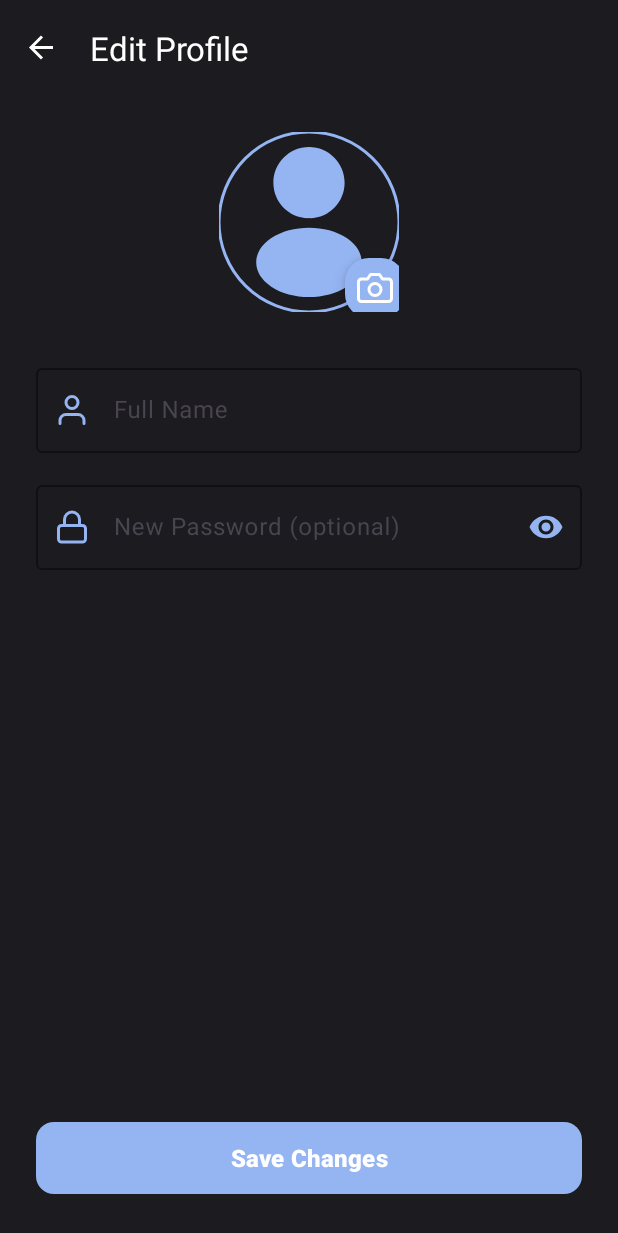
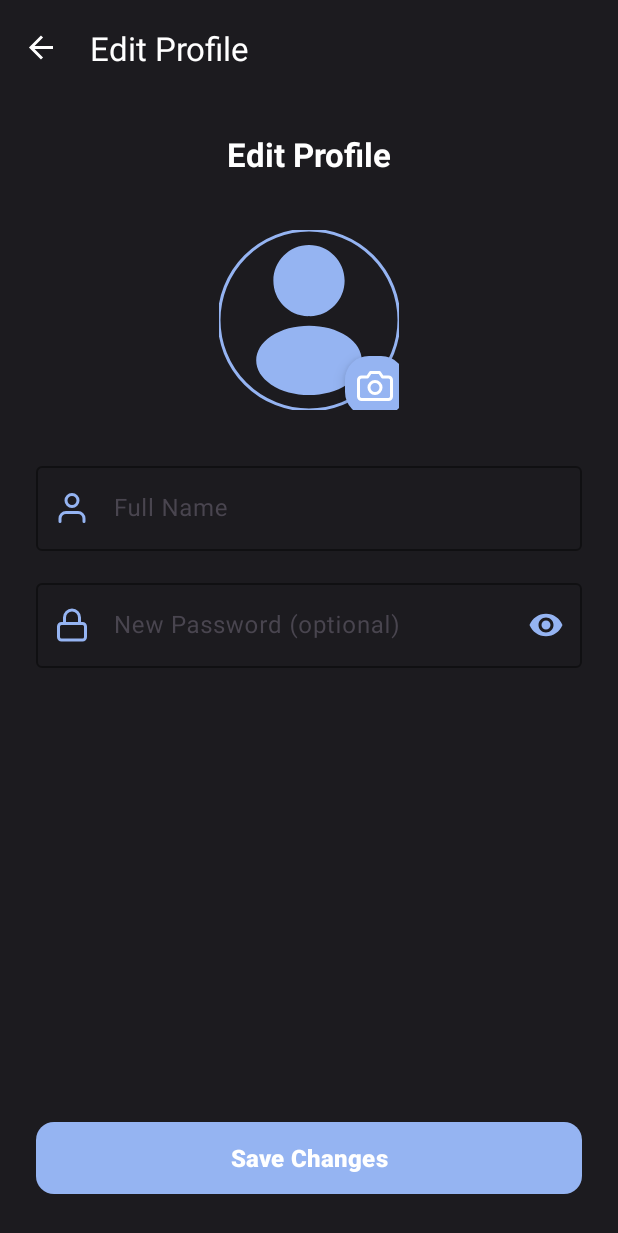
Before and after one commit to RotemNissim/Anti-Bully-Cellular-App, an Android app built with Jetpack Compose: the EditProfileFragment screen opened through its navigation route, on a phone screen of 412 x 824 dp. Shown: the top 1233 px of the screen. Run offline under Robolectric (Android 15) with nearby library versions, the light colour scheme and no system bars; our stand-ins replace Firebase (no records; nobody signed in at launch, a user with empty details on screens opened directly), Picasso, Room's generated code, navigation-ui; pictures from the network do not load; 1 statement that could not run was skipped.

Commit message:
crean up

```diff
--- a/app/src/main/java/com/example/antibully/data/ui/MainActivity.kt
+++ b/app/src/main/java/com/example/antibully/data/ui/MainActivity.kt
@@ -70,7 +70,6 @@ class MainActivity : AppCompatActivity() {
             val showBackAndTitle = setOf(
                 R.id.editProfileFragment,
                 R.id.alertDetailsFragment,
-                R.id.addChildFragment,
                 R.id.editChildFragment
             )
 
@@ -81,7 +80,6 @@ class MainActivity : AppCompatActivity() {
                 R.id.splashFragment,
                 R.id.editProfileFragment,
                 R.id.alertDetailsFragment,
-                R.id.addChildFragment,
                 R.id.editChildFragment
             )
 
@@ -97,7 +95,6 @@ class MainActivity : AppCompatActivity() {
                 val title = when (destination.id) {
                     R.id.editProfileFragment -> "Edit Profile"
                     R.id.alertDetailsFragment -> "Alert Details"
-                    R.id.addChildFragment -> "Add Child"
                     R.id.editChildFragment -> "Edit Child"
                     else -> ""
                 }
--- a/app/src/main/java/com/example/antibully/data/ui/alert/AlertsFragment.kt
+++ b/app/src/main/java/com/example/antibully/data/ui/alert/AlertsFragment.kt
@@ -1,6 +1,5 @@
 package com.example.antibully.data.ui.alert
 
-import android.content.Context
 import android.os.Bundle
 import android.util.Log
 import android.view.LayoutInflater
@@ -19,7 +18,6 @@ import com.example.antibully.databinding.FragmentAlertsBinding
 import com.example.antibully.viewmodel.AlertViewModel
 import com.example.antibully.viewmodel.AlertViewModelFactory
 import com.google.firebase.auth.FirebaseAuth
-import com.google.firebase.firestore.FirebaseFirestore
 import kotlinx.coroutines.flow.collectLatest
 import kotlinx.coroutines.launch
 import kotlinx.coroutines.tasks.await
--- a/app/src/main/java/com/example/antibully/data/ui/auth/SignUpFragment.kt
+++ b/app/src/main/java/com/example/antibully/data/ui/auth/SignUpFragment.kt
@@ -21,7 +21,6 @@ import kotlinx.coroutines.Dispatchers
 import kotlinx.coroutines.launch
 import com.example.antibully.data.api.CloudinaryUploader
 import com.squareup.picasso.Picasso
-import com.example.antibully.data.api.RetrofitClient
 
 class SignUpFragment : Fragment() {
 
--- a/app/src/main/java/com/example/antibully/data/ui/auth/TwoFactorLoginFragment.kt
+++ b/app/src/main/java/com/example/antibully/data/ui/auth/TwoFactorLoginFragment.kt
@@ -18,7 +18,6 @@ import com.google.android.material.bottomnavigation.BottomNavigationView
 import com.google.firebase.auth.FirebaseAuth
 import kotlinx.coroutines.launch
 import kotlinx.coroutines.tasks.await
-
 import androidx.core.view.ViewCompat
 import androidx.core.view.WindowInsetsCompat
 import androidx.core.view.doOnLayout
--- a/app/src/main/res/layout/fragment_edit_profile.xml
+++ b/app/src/main/res/layout/fragment_edit_profile.xml
@@ -11,6 +11,22 @@
         android:layout_height="wrap_content"
         android:padding="24dp">
 
+        <!-- Title -->
+        <TextView
+            android:id="@+id/titleText"
+            android:layout_width="0dp"
+            android:layout_height="wrap_content"
+            android:text="Edit Profile"
+            android:textColor="@color/white"
+            android:textStyle="bold"
+            android:textSize="22sp"
+            android:paddingBottom="4dp"
+            android:textAlignment="center"
+            app:layout_constraintTop_toTopOf="parent"
+            app:layout_constraintStart_toStartOf="parent"
+            app:layout_constraintEnd_toEndOf="parent" />
+
+        <!-- Profile image + camera + spinner -->
         <FrameLayout
             android:id="@+id/imageContainer"
             android:layout_width="wrap_content"
@@ -39,10 +55,10 @@
                 android:layout_marginEnd="-8dp"
                 android:layout_marginBottom="-8dp"
                 android:contentDescription="Change Profile Image"
+                app:backgroundTint="@color/accent_blue"
                 app:fabCustomSize="40dp"
-                app:tint="@color/white"
-                app:backgroundTint="@color/accent_blue"
-                app:srcCompat="@drawable/ic_camera" />
+                app:srcCompat="@drawable/ic_camera"
+                app:tint="@color/white" />
 
             <ProgressBar
                 android:id="@+id/spinnerProfileUpload"
@@ -50,14 +66,16 @@
                 android:layout_width="40dp"
                 android:layout_height="40dp"
                 android:layout_gravity="center"
+                android:indeterminate="true"
                 android:indeterminateTint="@color/accent"
-                android:visibility="gone"/>
+                android:visibility="gone" />
         </FrameLayout>
 
+        <!-- Full name -->
         <com.google.android.material.textfield.TextInputLayout
             android:id="@+id/nameInputLayout"
             style="@style/Widget.Material3.TextInputLayout.OutlinedBox"
-            android:layout_width="match_parent"
+            android:layout_width="0dp"
             android:layout_height="wrap_content"
             android:layout_marginTop="32dp"
             android:hint="Full Name"
@@ -65,7 +83,9 @@
             app:hintTextColor="@color/accent_blue"
             app:startIconDrawable="@drawable/ic_user"
             app:startIconTint="@color/accent_blue"
-            app:layout_constraintTop_toBottomOf="@id/imageContainer">
+            app:layout_constraintTop_toBottomOf="@id/imageContainer"
+            app:layout_constraintStart_toStartOf="parent"
+            app:layout_constraintEnd_toEndOf="parent">
 
             <com.google.android.material.textfield.TextInputEditText
                 android:id="@+id/etEditFullName"
@@ -76,10 +96,11 @@
                 android:textColorHint="@color/text_secondary" />
         </com.google.android.material.textfield.TextInputLayout>
 
+        <!-- Password -->
         <com.google.android.material.textfield.TextInputLayout
             android:id="@+id/passwordInputLayout"
             style="@style/Widget.Material3.TextInputLayout.OutlinedBox"
-            android:layout_width="match_parent"
+            android:layout_width="0dp"
             android:layout_height="wrap_content"
             android:layout_marginTop="16dp"
             android:hint="New Password (optional)"
@@ -89,7 +110,9 @@
             app:endIconTint="@color/accent_blue"
             app:startIconDrawable="@drawable/ic_lock"
             app:startIconTint="@color/accent_blue"
-            app:layout_constraintTop_toBottomOf="@id/nameInputLayout">
+            app:layout_constraintTop_toBottomOf="@id/nameInputLayout"
+            app:layout_constraintStart_toStartOf="parent"
+            app:layout_constraintEnd_toEndOf="parent">
 
             <com.google.android.material.textfield.TextInputEditText
                 android:id="@+id/etEditPassword"
@@ -100,18 +123,21 @@
                 android:textColorHint="@color/text_secondary" />
         </com.google.android.material.textfield.TextInputLayout>
 
+        <!-- Save button -->
         <com.google.android.material.button.MaterialButton
             android:id="@+id/btnSaveProfile"
-            android:layout_width="match_parent"
+            android:layout_width="0dp"
             android:layout_height="56dp"
             android:layout_marginTop="32dp"
             android:text="Save Changes"
             android:textColor="@color/white"
             android:textSize="16sp"
             android:textStyle="bold"
+            app:backgroundTint="@color/accent_blue"
             app:cornerRadius="12dp"
-            app:backgroundTint="@color/accent_blue"
             app:layout_constraintTop_toBottomOf="@id/passwordInputLayout"
+            app:layout_constraintStart_toStartOf="parent"
+            app:layout_constraintEnd_toEndOf="parent"
             app:layout_constraintBottom_toBottomOf="parent"
             app:layout_constraintVertical_bias="1" />
 
--- a/app/src/main/res/navigation/nav_graph.xml
+++ b/app/src/main/res/navigation/nav_graph.xml
@@ -125,9 +125,7 @@
         <action
             android:id="@+id/action_profileFragment_to_editProfileFragment"
             app:destination="@id/editProfileFragment" />
-        <action
-            android:id="@+id/action_profileFragment_to_addChildFragment"
-            app:destination="@id/addChildFragment" />
+
         <action
             android:id="@+id/action_profileFragment_to_editChildFragment"
             app:destination="@id/editChildFragment"
@@ -143,11 +141,6 @@
         android:label="Edit Profile"
         tools:layout="@layout/fragment_edit_profile" />
 
-    <fragment
-        android:id="@+id/addChildFragment"
-        android:name="com.example.antibully.data.ui.profile.AddChildFragment"
-        android:label="Add Child"
-        tools:layout="@layout/fragment_add_child" />
     <fragment
         android:id="@+id/twoFactorLoginFragment"
         android:name="com.example.antibully.data.ui.auth.TwoFactorLoginFragment"
```
Also changed, not shown: app/src/main/java/com/example/antibully/data/ui/profile/AddChildFragment.kt (deleted, +0 -128 lines), app/src/main/res/layout/fragment_add_child.xml (deleted, +0 -172 lines), app/src/main/res/layout/fragment_alert_details.xml (+5 -6 lines), app/src/main/res/layout/fragment_sign_up.xml (+6 -5 lines).
